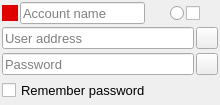
The window that Swift/QtUI/QtAccountDetailsWidget.ui (StrongEdward/swift) describes before a commit, drawn with Qt 5.
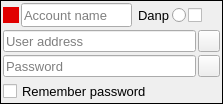
The same window after the commit. Icons and pictures are not drawn.

Commit message: Accounts list 1

The edit to the form file:
```diff
--- a/Swift/QtUI/QtAccountDetailsWidget.ui
+++ b/Swift/QtUI/QtAccountDetailsWidget.ui
@@ -1,20 +1,20 @@
 <?xml version="1.0" encoding="UTF-8"?>
 <ui version="4.0">
  <class>QtAccountDetailsWidget</class>
- <widget class="QWidget" name="QtAccountDetailsWidget">
+ <widget class="QFrame" name="QtAccountDetailsWidget">
   <property name="geometry">
    <rect>
     <x>0</x>
     <y>0</y>
-    <width>220</width>
-    <height>105</height>
+    <width>223</width>
+    <height>104</height>
    </rect>
   </property>
-  <property name="minimumSize">
-   <size>
-    <width>220</width>
-    <height>0</height>
-   </size>
+  <property name="sizePolicy">
+   <sizepolicy hsizetype="Minimum" vsizetype="Fixed">
+    <horstretch>0</horstretch>
+    <verstretch>0</verstretch>
+   </sizepolicy>
   </property>
   <property name="font">
    <font>
@@ -24,9 +24,12 @@
   <property name="windowTitle">
    <string>Form</string>
   </property>
-  <layout class="QVBoxLayout" name="verticalLayout">
+  <property name="frameShape">
+   <enum>QFrame::Box</enum>
+  </property>
+  <layout class="QVBoxLayout" name="verticalLayout" stretch="0,0">
    <property name="spacing">
-    <number>1</number>
+    <number>2</number>
    </property>
    <property name="leftMargin">
     <number>2</number>
@@ -38,13 +41,16 @@
     <number>2</number>
    </property>
    <property name="bottomMargin">
-    <number>2</number>
+    <number>0</number>
    </property>
    <item>
     <layout class="QHBoxLayout" name="accountLayout_">
      <property name="spacing">
       <number>2</number>
      </property>
+     <property name="leftMargin">
+      <number>0</number>
+     </property>
      <item>
       <widget class="QLabel" name="colourLabel_">
        <property name="minimumSize">
@@ -69,10 +75,22 @@
      </item>
      <item>
       <widget class="QLineEdit" name="accountName_">
+       <property name="sizePolicy">
+        <sizepolicy hsizetype="Expanding" vsizetype="Minimum">
+         <horstretch>0</horstretch>
+         <verstretch>0</verstretch>
+        </sizepolicy>
+       </property>
+       <property name="minimumSize">
+        <size>
+         <width>0</width>
+         <height>24</height>
+        </size>
+       </property>
        <property name="maximumSize">
         <size>
          <width>16777215</width>
-         <height>22</height>
+         <height>24</height>
         </size>
        </property>
        <property name="font">
@@ -100,15 +118,21 @@
         <bool>true</bool>
        </property>
        <property name="sizePolicy">
-        <sizepolicy hsizetype="Expanding" vsizetype="Fixed">
+        <sizepolicy hsizetype="Expanding" vsizetype="Minimum">
          <horstretch>0</horstretch>
          <verstretch>0</verstretch>
         </sizepolicy>
        </property>
+       <property name="minimumSize">
+        <size>
+         <width>0</width>
+         <height>24</height>
+        </size>
+       </property>
        <property name="maximumSize">
         <size>
          <width>16777215</width>
-         <height>22</height>
+         <height>24</height>
         </size>
        </property>
        <property name="font">
@@ -116,8 +140,23 @@
          <pointsize>10</pointsize>
         </font>
        </property>
+       <property name="frameShape">
+        <enum>QFrame::NoFrame</enum>
+       </property>
+       <property name="midLineWidth">
+        <number>0</number>
+       </property>
        <property name="text">
-        <string/>
+        <string>Danp</string>
+       </property>
+       <property name="textFormat">
+        <enum>Qt::PlainText</enum>
+       </property>
+       <property name="scaledContents">
+        <bool>true</bool>
+       </property>
+       <property name="indent">
+        <number>4</number>
        </property>
       </widget>
      </item>
@@ -207,7 +246,7 @@
      <property name="enabled">
       <bool>true</bool>
      </property>
-     <layout class="QVBoxLayout" name="verticalLayout_2">
+     <layout class="QVBoxLayout" name="verticalLayout_2" stretch="0,0,1">
       <property name="spacing">
        <number>2</number>
       </property>
@@ -230,6 +269,12 @@
         </property>
         <item>
          <widget class="QLineEdit" name="userAddress_">
+          <property name="minimumSize">
+           <size>
+            <width>0</width>
+            <height>22</height>
+           </size>
+          </property>
           <property name="maximumSize">
            <size>
             <width>16777215</width>
@@ -320,6 +365,12 @@
         </property>
         <item>
          <widget class="QLineEdit" name="password_">
+          <property name="minimumSize">
+           <size>
+            <width>0</width>
+            <height>22</height>
+           </size>
+          </property>
           <property name="maximumSize">
            <size>
             <width>16777215</width>
@@ -390,6 +441,9 @@
       </item>
       <item>
        <layout class="QHBoxLayout" name="connectLayout_">
+        <property name="spacing">
+         <number>2</number>
+        </property>
         <item>
          <widget class="QCheckBox" name="rememberCheck_">
           <property name="sizePolicy">
@@ -398,6 +452,12 @@
             <verstretch>0</verstretch>
            </sizepolicy>
           </property>
+          <property name="minimumSize">
+           <size>
+            <width>0</width>
+            <height>22</height>
+           </size>
+          </property>
           <property name="maximumSize">
            <size>
             <width>16777215</width>
```
Left out of the diff: 10 changed lines with no effect on the pictures. The commit also changes 7 other files.
